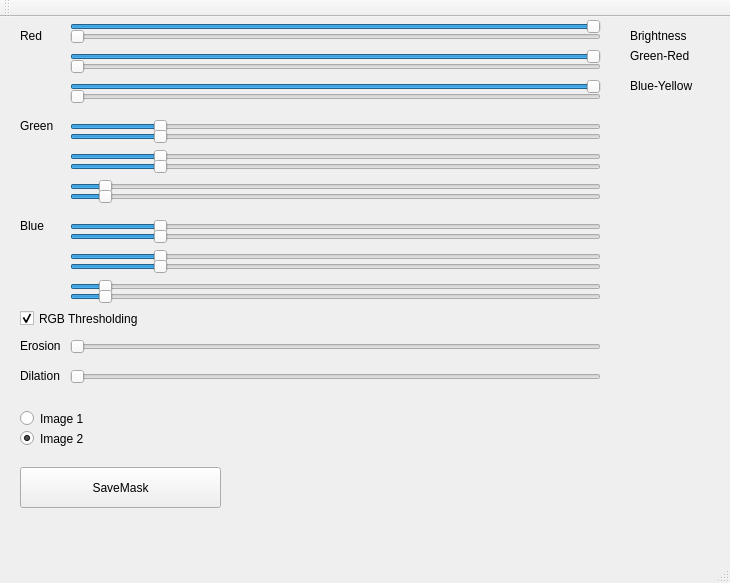
This is mainwindow.ui in Classic-Daniel/CalibrationBallDetection as Qt 5 draws it before an edit. The edited form follows.
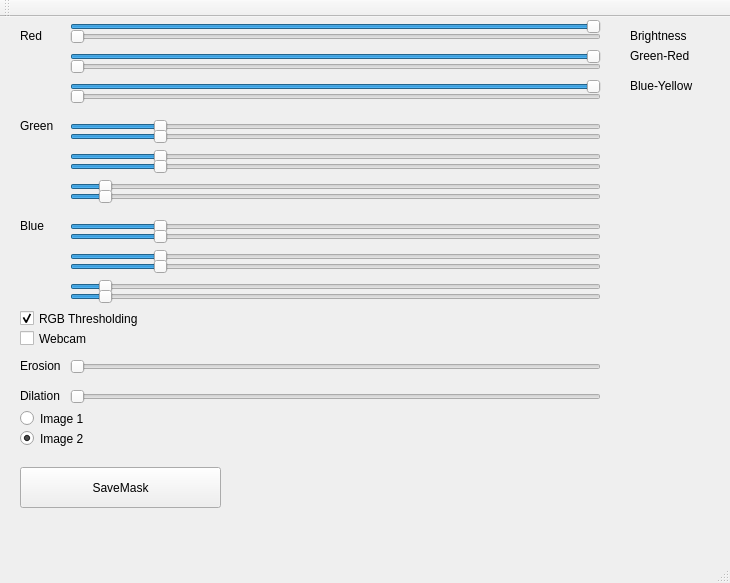
This is the edited form. Custom widgets are drawn as their Qt base class.

```diff
--- a/mainwindow.ui
+++ b/mainwindow.ui
@@ -136,7 +136,7 @@
     <property name="geometry">
      <rect>
       <x>70</x>
-      <y>320</y>
+      <y>340</y>
       <width>531</width>
       <height>20</height>
      </rect>
@@ -158,7 +158,7 @@
     <property name="geometry">
      <rect>
       <x>20</x>
-      <y>320</y>
+      <y>340</y>
       <width>41</width>
       <height>17</height>
      </rect>
@@ -171,7 +171,7 @@
     <property name="geometry">
      <rect>
       <x>70</x>
-      <y>350</y>
+      <y>370</y>
       <width>531</width>
       <height>20</height>
      </rect>
@@ -193,7 +193,7 @@
     <property name="geometry">
      <rect>
       <x>20</x>
-      <y>350</y>
+      <y>370</y>
       <width>41</width>
       <height>17</height>
      </rect>
@@ -614,6 +614,22 @@
      <string>Blue-Yellow</string>
     </property>
    </widget>
+   <widget class="QCheckBox" name="WebcamCheckBox">
+    <property name="geometry">
+     <rect>
+      <x>20</x>
+      <y>310</y>
+      <width>161</width>
+      <height>23</height>
+     </rect>
+    </property>
+    <property name="text">
+     <string>Webcam</string>
+    </property>
+    <property name="checked">
+     <bool>false</bool>
+    </property>
+   </widget>
   </widget>
   <widget class="QMenuBar" name="menuBar">
    <property name="geometry">
```
